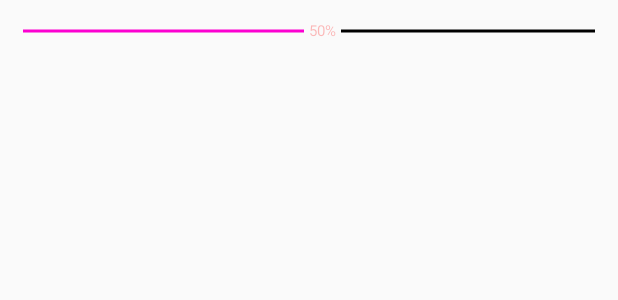
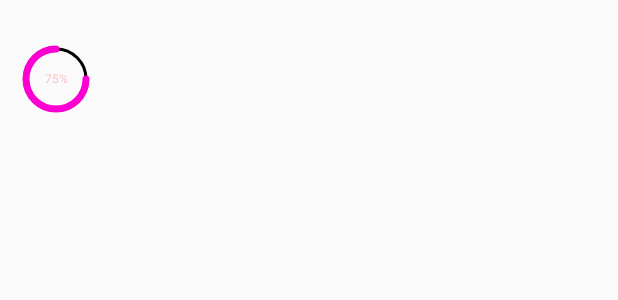
Before and after one commit to diorw/Custom_Controls_learning, an Android app: the layout activity_main.xml on its own in the app's theme, with its tools: preview values and no code run, on a phone screen of 412 x 824 dp. Shown: the top 300 px of the screen. Run offline under Robolectric (Android 15) with nearby library versions, the phone set to English and light mode, and no system bars.

Commit message:
自定义进度条圆形

```diff
--- a/app/src/main/AndroidManifest.xml
+++ b/app/src/main/AndroidManifest.xml
@@ -9,11 +9,19 @@
         android:supportsRtl="true"
         android:theme="@style/AppTheme">
         <activity android:name="com.example.wda.CustomControlsLearning.MainActivity">
+            <!--<intent-filter>-->
+                <!--<action android:name="android.intent.action.MAIN" />-->
+
+                <!--<category android:name="android.intent.category.LAUNCHER" />-->
+            <!--</intent-filter>-->
+        </activity>
+        <activity android:name=".ProgressTestActivity">
             <intent-filter>
                 <action android:name="android.intent.action.MAIN" />
 
                 <category android:name="android.intent.category.LAUNCHER" />
             </intent-filter>
+
         </activity>
     </application>
 
--- a/app/src/main/java/com/example/wda/CustomControlsLearning/HorizontalProgressbarWithProgress.java
+++ b/app/src/main/java/com/example/wda/CustomControlsLearning/HorizontalProgressbarWithProgress.java
@@ -26,13 +26,13 @@ public class HorizontalProgressbarWithProgress  extends ProgressBar{
     private static final int DEFAULT_TEXT_OFFSET = 10;//dp
 
 
-    private int mTextSize = sp2px(DEFAULT_TEXT_SIEZ);
-    private int mTextColor = DEFAULT_TEXT_COLOR;
-    private int mUnReachColor = DEFAULT_COLOR_UNREACH;
-    private int mReachColor = DEFAULT_COLOR_REACH;
-    private int mUnReachHeight = dp2px(DEFAULT_HEIGHT_UNREACH);
-    private int mReachHeight = dp2px(DEFAULT_HEIGHT_REACH);
-    private int mTextOffset = DEFAULT_TEXT_OFFSET;
+    protected int mTextSize = sp2px(DEFAULT_TEXT_SIEZ);
+    protected int mTextColor = DEFAULT_TEXT_COLOR;
+    protected int mUnReachColor = DEFAULT_COLOR_UNREACH;
+    protected int mReachColor = DEFAULT_COLOR_REACH;
+    protected int mUnReachHeight = dp2px(DEFAULT_HEIGHT_UNREACH);
+    protected int mReachHeight = dp2px(DEFAULT_HEIGHT_REACH);
+    protected int mTextOffset = DEFAULT_TEXT_OFFSET;
 
     private Paint mPaint = new Paint();
     private int mRealWidth;
@@ -49,12 +49,12 @@ public class HorizontalProgressbarWithProgress  extends ProgressBar{
         obtainStyledAttrs(attrs);
     }
 
-    private int dp2px(int dpval){
+    protected int dp2px(int dpval){
         return (int)TypedValue.applyDimension(TypedValue.COMPLEX_UNIT_DIP,dpval,
                 getResources().getDisplayMetrics());
 
     }
-    private int sp2px(int spval){
+    protected int sp2px(int spval){
         return (int)TypedValue.applyDimension(TypedValue.COMPLEX_UNIT_SP,spval,
                 getResources().getDisplayMetrics());
     }
--- /dev/null
+++ b/app/src/main/java/com/example/wda/CustomControlsLearning/ProgressTestActivity.java
@@ -0,0 +1,32 @@
+package com.example.wda.CustomControlsLearning;
+
+import android.app.Activity;
+import android.os.Bundle;
+import android.os.Handler;
+
+/**
+ * Created by wda on 2017/7/24.
+ */
+public class ProgressTestActivity extends Activity {
+    private static final int MSG_UPDATE = 0x110;
+    private HorizontalProgressbarWithProgress mProgress;
+    private Handler mHandler = new Handler(){
+        public void handleMessage(android.os.Message org){
+            int progress = mProgress.getProgress();
+            mProgress.setProgress(++progress);
+            if(progress>=100){
+                mHandler.removeMessages(MSG_UPDATE);
+
+            }
+            mHandler.sendEmptyMessageDelayed(MSG_UPDATE,100);
+        };
+    };
+    @Override
+    protected void onCreate(Bundle savedInstanceState) {
+        super.onCreate(savedInstanceState);
+        setContentView(R.layout.activity_main);
+//        mProgress = (HorizontalProgressbarWithProgress)findViewById(R.id.progress1);
+//        mHandler.sendEmptyMessage(MSG_UPDATE);
+
+    }
+}
--- /dev/null
+++ b/app/src/main/java/com/example/wda/CustomControlsLearning/RoundProgressbarWithProgress.java
@@ -0,0 +1,81 @@
+package com.example.wda.CustomControlsLearning;
+
+import android.content.Context;
+import android.content.res.TypedArray;
+import android.graphics.Canvas;
+import android.graphics.Paint;
+import android.graphics.RectF;
+import android.util.AttributeSet;
+
+/**
+ * Created by wda on 2017/7/24.
+ */
+public class RoundProgressbarWithProgress extends HorizontalProgressbarWithProgress {
+    private int mRadius = dp2px(30);
+    private int mMaxPaintWidth;
+    private Paint mPaint = new Paint();
+
+
+    public RoundProgressbarWithProgress(Context context) {
+        this(context,null);
+    }
+
+    public RoundProgressbarWithProgress(Context context, AttributeSet attrs) {
+        this(context, attrs,0);
+    }
+
+    public RoundProgressbarWithProgress(Context context, AttributeSet attrs, int defStyleAttr) {
+        super(context, attrs, defStyleAttr);
+        mReachHeight = (int)(mUnReachHeight*2.5f);
+        TypedArray ta = context.obtainStyledAttributes(attrs,R.styleable.RoundProgressbarWithProgress);
+
+        mRadius = (int)ta.getDimension(R.styleable.RoundProgressbarWithProgress_radius,mRadius);
+        ta.recycle();
+        mPaint.setStyle(Paint.Style.STROKE);
+        mPaint.setAntiAlias(true);
+        mPaint.setDither(true);
+        mPaint.setStrokeCap(Paint.Cap.ROUND);
+
+    }
+
+    @Override
+    protected synchronized void onMeasure(int widthMeasureSpec, int heightMeasureSpec) {
+        super.onMeasure(widthMeasureSpec, heightMeasureSpec);
+        mMaxPaintWidth = Math.max(mReachHeight,mUnReachHeight);
+
+        int expect = mRadius*2+mMaxPaintWidth+getPaddingLeft()+getPaddingRight();
+        //内部根据不同模式判别
+        int width = resolveSize(expect,widthMeasureSpec);
+        int height = resolveSize(expect,heightMeasureSpec);
+        int realWidth = Math.min(width,height);
+        mRadius = (realWidth-getPaddingLeft()-getPaddingRight()-mMaxPaintWidth)/2;
+        setMeasuredDimension(realWidth,realWidth);
+
+    }
+
+    @Override
+    protected synchronized void onDraw(Canvas canvas) {
+        String text = getProgress()+"%";
+        float textWidth = mPaint.measureText(text);
+        float textHeight = (mPaint.descent()+mPaint.ascent())/2;
+        canvas.save();
+        canvas.translate(getPaddingLeft()+mMaxPaintWidth/2,getPaddingTop()+mMaxPaintWidth/2);
+        mPaint.setStyle(Paint.Style.STROKE);
+        //unreachbar;
+        mPaint.setColor(mUnReachColor);
+        mPaint.setStrokeWidth(mUnReachHeight);
+        canvas.drawCircle(mRadius,mRadius,mRadius,mPaint);
+        //reachbar
+        mPaint.setColor(mReachColor);
+        mPaint.setStrokeWidth(mReachHeight);
+        float sweepAngle = getProgress()*1.0f/getMax()*360;
+        canvas.drawArc(new RectF(0,0,mRadius*2,mRadius*2),0,sweepAngle,false,mPaint);
+        //text
+        mPaint.setStyle(Paint.Style.FILL);
+        mPaint.setColor(mTextColor);
+        canvas.drawText(text,mRadius-textWidth/2,mRadius-textHeight,mPaint);
+
+
+        canvas.restore();
+    }
+}
--- a/app/src/main/res/layout/activity_main.xml
+++ b/app/src/main/res/layout/activity_main.xml
@@ -2,23 +2,32 @@
 <ScrollView xmlns:android="http://schemas.android.com/apk/res/android"
     xmlns:tools="http://schemas.android.com/tools"
     xmlns:hyman="http://schemas.android.com/apk/res-auto"
-
-
     android:layout_width="match_parent"
     android:layout_height="match_parent"
     >
     <LinearLayout
         android:layout_width="match_parent"
+        android:orientation="vertical"
         android:layout_height="wrap_content">
 
 
-    <com.example.wda.CustomControlsLearning.HorizontalProgressbarWithProgress
-        android:layout_width="match_parent"
-        android:layout_height="wrap_content"
-        android:padding="15dp"
-        android:progress="50"
-        hyman:progress_text_color="#44ff0000"
-        hyman:progress_unreach_color="#ff000000"
-        />
+    <!--<com.example.wda.CustomControlsLearning.HorizontalProgressbarWithProgress-->
+        <!--android:id="@+id/progress1"-->
+        <!--android:layout_width="match_parent"-->
+        <!--android:layout_height="wrap_content"-->
+        <!--android:paddingLeft="15dp"-->
+        <!--android:progress="50"-->
+        <!--hyman:progress_text_color="#44ff0000"-->
+        <!--hyman:progress_unreach_color="#ff000000"-->
+        <!--/>-->
+     <com.example.wda.CustomControlsLearning.RoundProgressbarWithProgress
+         android:layout_width="match_parent"
+         android:layout_height="wrap_content"
+         hyman:radius="20dp"
+         android:padding="15dp"
+         android:layout_marginTop="15dp"
+         hyman:progress_text_color="#44ff0000"
+         hyman:progress_unreach_color="#ff000000"
+         android:progress="75"/>
     </LinearLayout>
 </ScrollView>
--- a/app/src/main/res/values/attrs.xml
+++ b/app/src/main/res/values/attrs.xml
@@ -17,7 +17,9 @@
         <attr name = "progress_text_size"></attr>
         <attr name = "progress_text_offset"></attr>
     </declare-styleable>
-
+    <declare-styleable name="RoundProgressbarWithProgress">
+        <attr name = "radius" format="dimension"></attr>
+    </declare-styleable>
 
 
 </resources>
```
